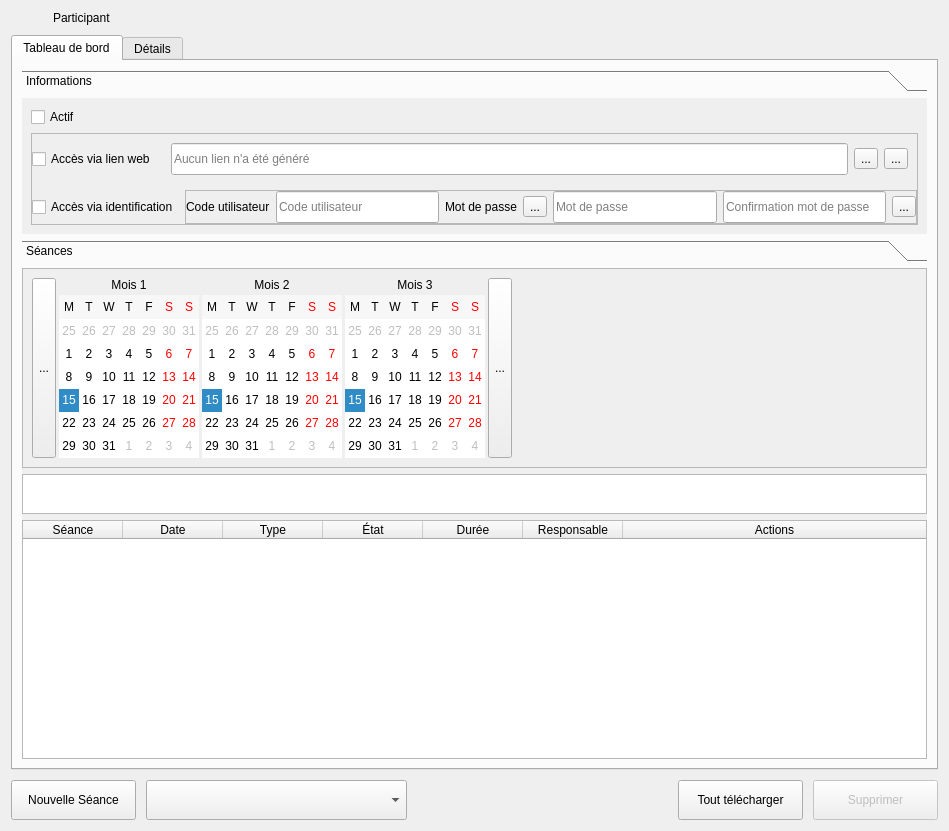
First picture: the form in client/src/editors/ParticipantWidget.ui, repository introlab/openteraplus, before the edit.
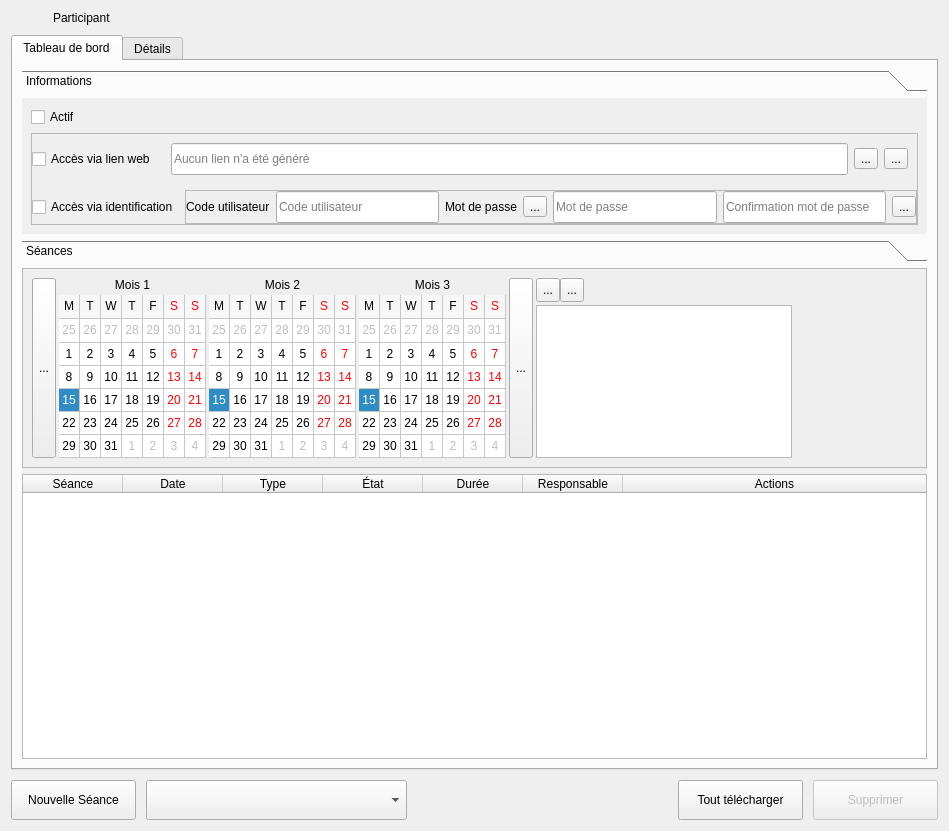
Second picture: the form after the edit. The open tabs and pages were chosen to show the change. Icons and pictures are not drawn. Custom widgets are drawn as their Qt base class.

```diff
--- a/client/src/editors/ParticipantWidget.ui
+++ b/client/src/editors/ParticipantWidget.ui
@@ -657,7 +657,7 @@
                      </property>
                      <property name="maximumSize">
                       <size>
-                       <width>5000</width>
+                       <width>16777215</width>
                        <height>175</height>
                       </size>
                      </property>
@@ -682,7 +682,7 @@
                       </date>
                      </property>
                      <property name="gridVisible">
-                      <bool>false</bool>
+                      <bool>true</bool>
                      </property>
                      <property name="selectionMode">
                       <enum>QCalendarWidget::SingleSelection</enum>
@@ -741,6 +741,9 @@
                      <property name="cursor">
                       <cursorShape>PointingHandCursor</cursorShape>
                      </property>
+                     <property name="gridVisible">
+                      <bool>true</bool>
+                     </property>
                      <property name="horizontalHeaderFormat">
                       <enum>QCalendarWidget::SingleLetterDayNames</enum>
                      </property>
@@ -795,6 +798,9 @@
                      <property name="cursor">
                       <cursorShape>PointingHandCursor</cursorShape>
                      </property>
+                     <property name="gridVisible">
+                      <bool>true</bool>
+                     </property>
                      <property name="horizontalHeaderFormat">
                       <enum>QCalendarWidget::SingleLetterDayNames</enum>
                      </property>
@@ -832,7 +838,91 @@
                   </widget>
                  </item>
                  <item>
-                  <spacer name="horizontalSpacer_3">
+                  <layout class="QVBoxLayout" name="verticalLayout_8">
+                   <item>
+                    <widget class="QFrame" name="frameCheckSessionTypes">
+                     <property name="sizePolicy">
+                      <sizepolicy hsizetype="Preferred" vsizetype="Preferred">
+                       <horstretch>0</horstretch>
+                       <verstretch>0</verstretch>
+                      </sizepolicy>
+                     </property>
+                     <layout class="QHBoxLayout" name="horizontalLayout_11">
+                      <property name="spacing">
+                       <number>0</number>
+                      </property>
+                      <property name="leftMargin">
+                       <number>0</number>
+                      </property>
+                      <property name="topMargin">
+                       <number>0</number>
+                      </property>
+                      <property name="rightMargin">
+                       <number>0</number>
+                      </property>
+                      <property name="bottomMargin">
+                       <number>0</number>
+                      </property>
+                      <item>
+                       <widget class="QToolButton" name="btnCheckSesstionTypes">
+                        <property name="minimumSize">
+                         <size>
+                          <width>24</width>
+                          <height>24</height>
+                         </size>
+                        </property>
+                        <property name="cursor">
+                         <cursorShape>PointingHandCursor</cursorShape>
+                        </property>
+                        <property name="toolTip">
+                         <string>Tout cocher</string>
+                        </property>
+                        <property name="text">
+                         <string>...</string>
+                        </property>
+                        <property name="icon">
+                         <iconset resource="../../resources/TeraClient.qrc">
+                          <normaloff>:/controls/check2_on.png</normaloff>:/controls/check2_on.png</iconset>
+                        </property>
+                        <property name="iconSize">
+                         <size>
+                          <width>24</width>
+                          <height>24</height>
+                         </size>
+                        </property>
+                       </widget>
+                      </item>
+                      <item>
+                       <widget class="QToolButton" name="btnUnchekSessionTypes">
+                        <property name="minimumSize">
+                         <size>
+                          <width>24</width>
+                          <height>24</height>
+                         </size>
+                        </property>
+                        <property name="cursor">
+                         <cursorShape>PointingHandCursor</cursorShape>
+                        </property>
+                        <property name="toolTip">
+                         <string>Tout décocher</string>
+                        </property>
+                        <property name="text">
+                         <string>...</string>
+                        </property>
+                        <property name="icon">
+                         <iconset resource="../../resources/TeraClient.qrc">
+                          <normaloff>:/controls/check2_off.png</normaloff>:/controls/check2_off.png</iconset>
+                        </property>
+                        <property name="iconSize">
+                         <size>
+                          <width>24</width>
+                          <height>24</height>
+                         </size>
+                        </property>
+                       </widget>
+                      </item>
+                      <item>
+                       <spacer name="horizontalSpacer_2">
                    <property name="orientation">
                     <enum>Qt::Horizontal</enum>
                    </property>
@@ -845,15 +935,12 @@
                   </spacer>
                  </item>
                 </layout>
-               </item>
-              </layout>
-             </widget>
-            </widget>
-           </item>
-           <item>
+                    </widget>
+                   </item>
+                   <item alignment="Qt::AlignLeft|Qt::AlignBottom">
             <widget class="QListWidget" name="lstFilters">
              <property name="sizePolicy">
-              <sizepolicy hsizetype="Preferred" vsizetype="Maximum">
+                      <sizepolicy hsizetype="Maximum" vsizetype="Preferred">
                <horstretch>0</horstretch>
                <verstretch>0</verstretch>
               </sizepolicy>
@@ -867,7 +954,7 @@
              <property name="maximumSize">
               <size>
                <width>16777215</width>
-               <height>40</height>
+                       <height>16777215</height>
               </size>
              </property>
              <property name="font">
@@ -891,14 +978,38 @@
               <enum>QListView::Static</enum>
              </property>
              <property name="flow">
-              <enum>QListView::LeftToRight</enum>
+                      <enum>QListView::TopToBottom</enum>
              </property>
              <property name="layoutMode">
               <enum>QListView::SinglePass</enum>
              </property>
              <property name="spacing">
-              <number>10</number>
-             </property>
+                      <number>3</number>
+                     </property>
+                     <property name="uniformItemSizes">
+                      <bool>true</bool>
+                     </property>
+                    </widget>
+                   </item>
+                  </layout>
+                 </item>
+                 <item>
+                  <spacer name="horizontalSpacer_3">
+                   <property name="orientation">
+                    <enum>Qt::Horizontal</enum>
+                   </property>
+                   <property name="sizeHint" stdset="0">
+                    <size>
+                     <width>40</width>
+                     <height>20</height>
+                    </size>
+                   </property>
+                  </spacer>
+                 </item>
+                </layout>
+               </item>
+              </layout>
+             </widget>
             </widget>
            </item>
            <item>
@@ -930,6 +1041,9 @@
              <attribute name="horizontalHeaderStretchLastSection">
               <bool>true</bool>
              </attribute>
+             <attribute name="verticalHeaderVisible">
+              <bool>false</bool>
+             </attribute>
              <column>
               <property name="text">
                <string>Séance</string>
```
Left out of the diff: 2 changed lines with no effect on the pictures. Lines whose indentation alone changed are shown as unchanged.
